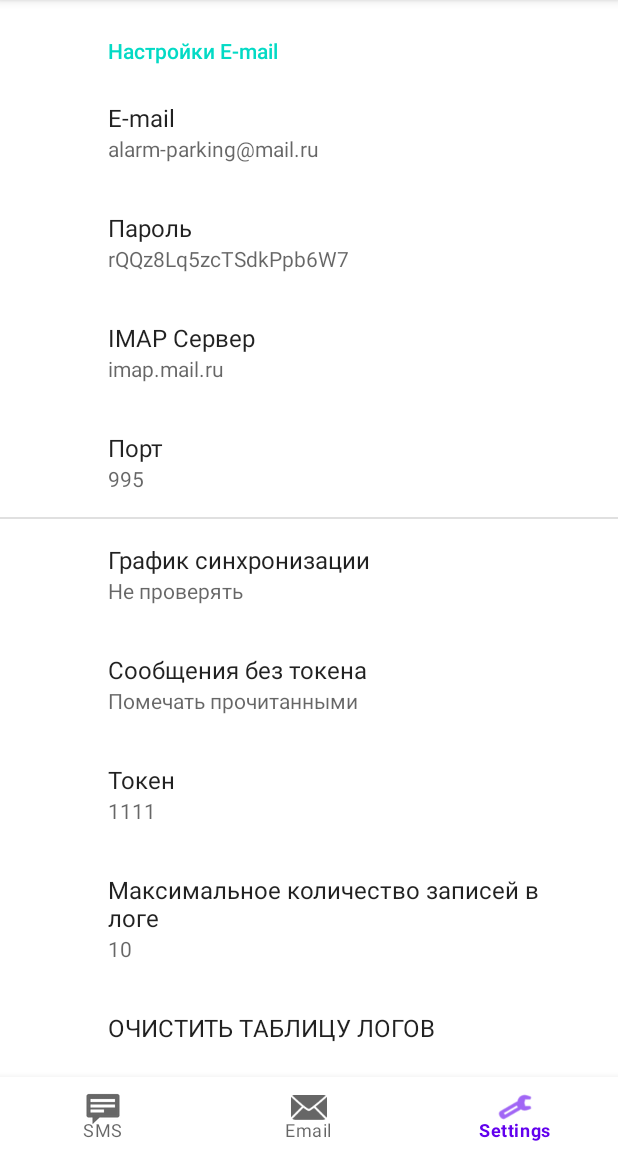
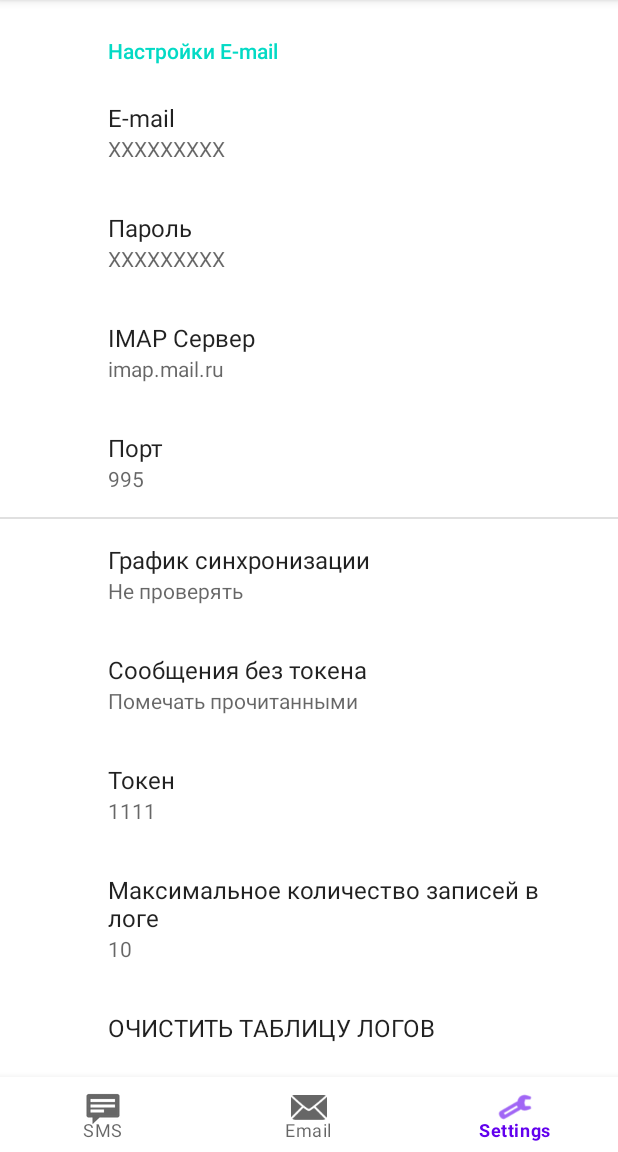
Before and after one commit to IgorChaus/EmailToSMS, an Android app: the screen it shows after launch (MainActivity), item 3 of the bottom bar chosen, on a phone screen of 412 x 824 dp, the part 84-1236 px from its top. Run offline under Robolectric (Android 15) with nearby library versions, the phone set to English and light mode, and no system bars; our stand-ins replace Room's generated code, androidx.preference; 3 statements that could not run were skipped.

Commit message:
Added secrets.xml

```diff
--- /dev/null
+++ b/app/src/main/res/values/secrets.xml
@@ -0,0 +1,5 @@
+<?xml version="1.0" encoding="utf-8"?>
+<resources>
+    <string name="email">XXXXXXXXX</string>
+    <string name="password">XXXXXXXXX</string>
+</resources>
--- a/app/src/main/res/xml/root_preferences.xml
+++ b/app/src/main/res/xml/root_preferences.xml
@@ -4,14 +4,14 @@ xmlns:app="http://schemas.android.com/apk/res-auto">
     <PreferenceCategory app:title="Настройки E-mail">
 
         <EditTextPreference
-            android:defaultValue="alarm-parking@mail.ru"
+            android:defaultValue="@string/email"
             android:title="E-mail"
             app:key="email"
             app:title="E-mail"
             app:useSimpleSummaryProvider="true" />
 
         <EditTextPreference
-            android:defaultValue="rQQz8Lq5zcTSdkPpb6W7"
+            android:defaultValue="@string/password"
             android:key="password"
             android:selectAllOnFocus="false"
             android:singleLine="false"
```
